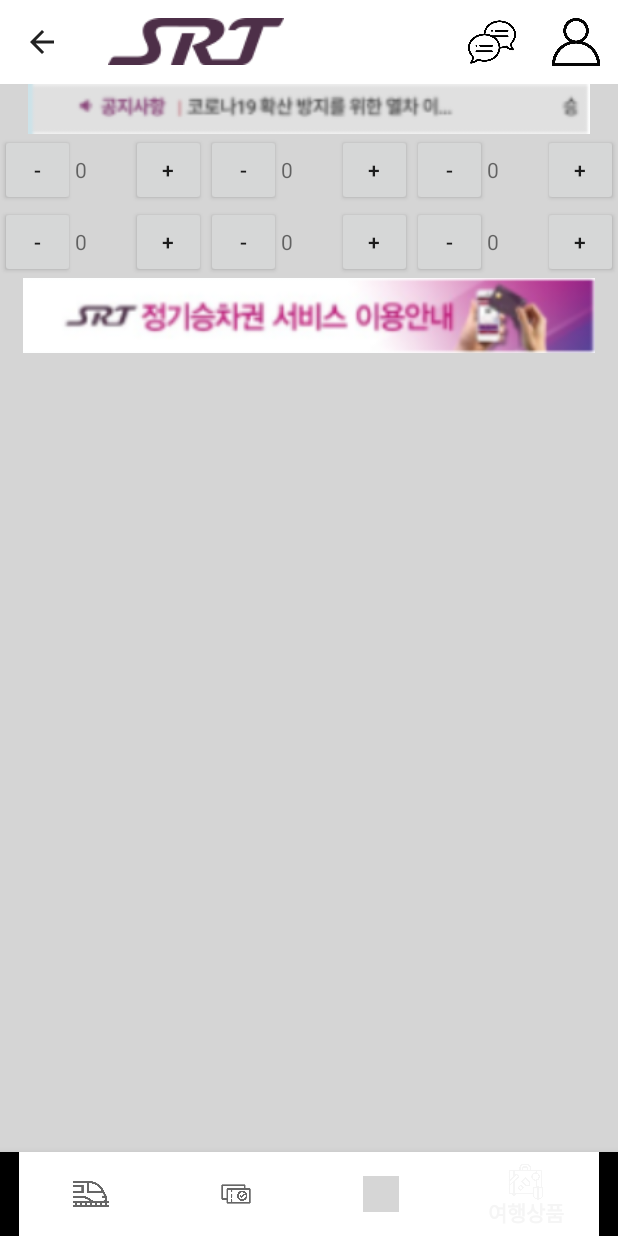
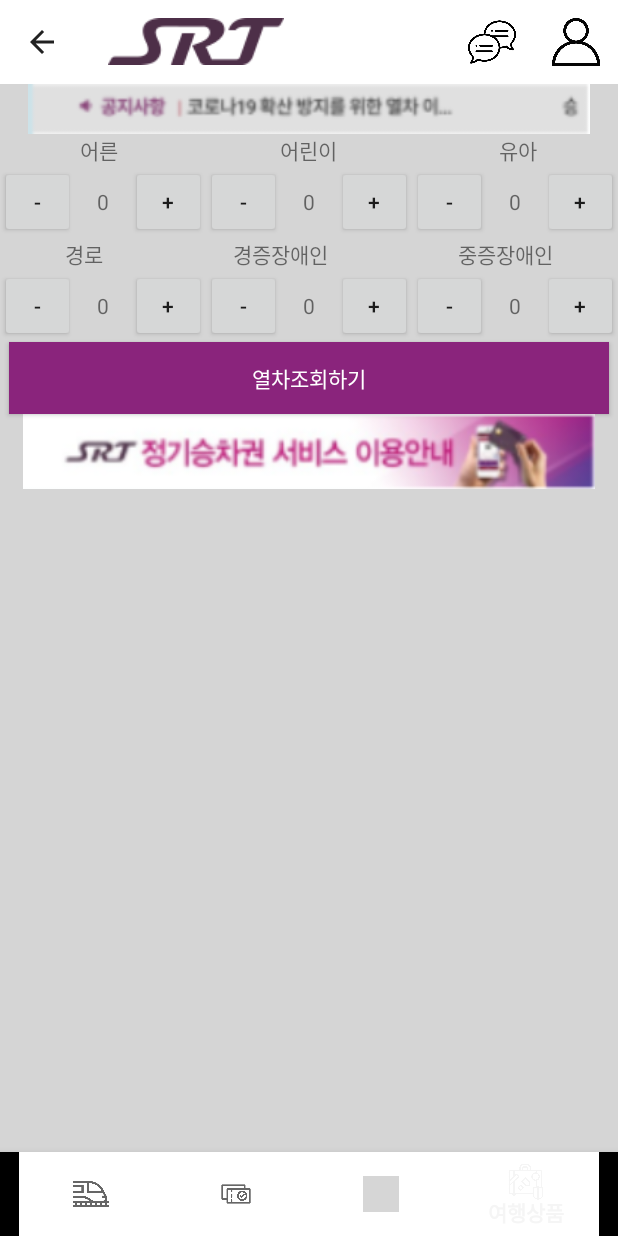
Before and after one commit to pennya6/Android, an Android app: the screen it shows after launch (MainActivity), item 4 of the bottom bar chosen, on a phone screen of 412 x 824 dp. Run offline under Robolectric (Android 15) with nearby library versions, the phone set to English and light mode, and no system bars; grey boxes are pictures that could not be loaded.

Commit message:
인원수 디자인 수정

```diff
--- a/srt3/app/src/main/res/layout/activity_main.xml
+++ b/srt3/app/src/main/res/layout/activity_main.xml
@@ -34,6 +34,36 @@
             android:layout_height="wrap_content"
             android:orientation="horizontal">
 
+            <TextView
+                android:id="@+id/textView7"
+                android:gravity="center"
+                android:layout_width="wrap_content"
+                android:layout_height="wrap_content"
+                android:layout_weight="1"
+                android:text="어른" />
+
+            <TextView
+                android:id="@+id/textView8"
+                android:gravity="center"
+                android:layout_width="wrap_content"
+                android:layout_height="wrap_content"
+                android:layout_weight="1"
+                android:text="어린이" />
+
+            <TextView
+                android:id="@+id/textView9"
+                android:gravity="center"
+                android:layout_width="wrap_content"
+                android:layout_height="wrap_content"
+                android:layout_weight="1"
+                android:text="유아" />
+        </LinearLayout>
+
+        <LinearLayout
+            android:layout_width="match_parent"
+            android:layout_height="wrap_content"
+            android:orientation="horizontal">
+
             <Button
                 android:id="@+id/minus_button1"
                 android:layout_width="50dp"
@@ -42,6 +72,7 @@
 
             <TextView
                 android:id="@+id/textView1"
+                android:gravity="center"
                 android:layout_width="50dp"
                 android:layout_height="wrap_content"
                 android:layout_weight="1"
@@ -61,6 +92,7 @@
 
             <TextView
                 android:id="@+id/textView2"
+                android:gravity="center"
                 android:layout_width="50dp"
                 android:layout_height="wrap_content"
                 android:layout_weight="1"
@@ -79,6 +111,7 @@
 
             <TextView
                 android:id="@+id/textView3"
+                android:gravity="center"
                 android:layout_width="50dp"
                 android:layout_height="wrap_content"
                 android:layout_weight="1"
@@ -96,6 +129,35 @@
             android:layout_height="wrap_content"
             android:orientation="horizontal">
 
+            <TextView
+                android:id="@+id/textView10"
+                android:gravity="center"
+                android:layout_width="wrap_content"
+                android:layout_height="wrap_content"
+                android:layout_weight="1"
+                android:text="경로" />
+
+            <TextView
+                android:id="@+id/textView11"
+                android:gravity="center"
+                android:layout_width="wrap_content"
+                android:layout_height="wrap_content"
+                android:layout_weight="1"
+                android:text="경증장애인" />
+
+            <TextView
+                android:id="@+id/textView12"
+                android:gravity="center"
+                android:layout_width="wrap_content"
+                android:layout_height="wrap_content"
+                android:layout_weight="1"
+                android:text="중증장애인" />
+        </LinearLayout>
+        <LinearLayout
+            android:layout_width="match_parent"
+            android:layout_height="wrap_content"
+            android:orientation="horizontal">
+
             <Button
                 android:id="@+id/minus_button4"
                 android:layout_width="50dp"
@@ -105,6 +167,7 @@
             <TextView
                 android:id="@+id/textView4"
                 android:layout_width="50dp"
+                android:gravity="center"
                 android:layout_height="wrap_content"
                 android:layout_weight="1"
                 android:text="0" />
@@ -124,6 +187,7 @@
             <TextView
                 android:id="@+id/textView5"
                 android:layout_width="50dp"
+                android:gravity="center"
                 android:layout_height="wrap_content"
                 android:layout_weight="1"
                 android:text="0" />
@@ -142,6 +206,7 @@
             <TextView
                 android:id="@+id/textView6"
                 android:layout_width="50dp"
+                android:gravity="center"
                 android:layout_height="wrap_content"
                 android:layout_weight="1"
                 android:text="0" />
@@ -153,6 +218,15 @@
                 android:text="+" />
 
         </LinearLayout>
+
+        <Button
+            android:id="@+id/button3"
+            android:layout_width="400dp"
+            android:layout_gravity="center"
+            android:layout_height="wrap_content"
+            android:background="@color/purple_300"
+            android:text="열차조회하기"
+            android:textColor="@color/white" />
 
         <ImageView
             android:id="@+id/imageView3"
```
